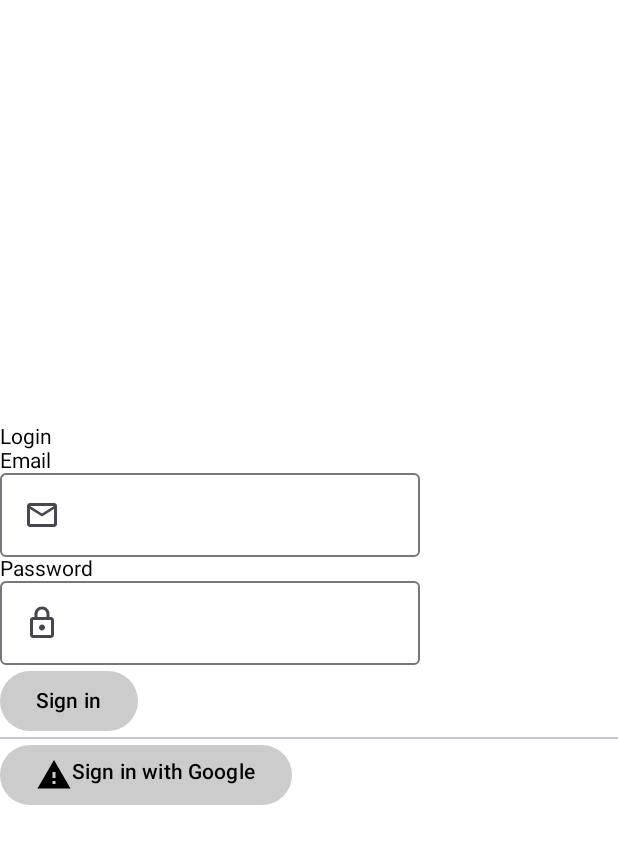
After one commit to itsivag/Blibberly_Android, an Android app built with Jetpack Compose: the @Preview function LoginScreen, on a phone screen of 412 x 824 dp. The commit adds this screen. Shown: the top 844 px of the screen. Run offline under Robolectric (Android 15) with nearby library versions, the phone set to English and light mode, and no system bars; libraries missing offline, so code that uses them is left out: io.github.jan.supabase.

Commit message:
added supabase

```diff
--- /dev/null
+++ b/app/src/main/java/com/superbeta/blibberly/auth/login/LoginScreen.kt
@@ -0,0 +1,109 @@
+package com.superbeta.blibberly.auth.login
+
+import androidx.compose.foundation.layout.Arrangement
+import androidx.compose.foundation.layout.Column
+import androidx.compose.foundation.layout.Row
+import androidx.compose.foundation.layout.fillMaxSize
+import androidx.compose.material.icons.Icons
+import androidx.compose.material.icons.filled.MailOutline
+import androidx.compose.material.icons.filled.Warning
+import androidx.compose.material.icons.outlined.Lock
+import androidx.compose.material3.Button
+import androidx.compose.material3.ButtonDefaults
+import androidx.compose.material3.Divider
+import androidx.compose.material3.Icon
+import androidx.compose.material3.OutlinedTextField
+import androidx.compose.material3.Text
+import androidx.compose.runtime.Composable
+import androidx.compose.runtime.LaunchedEffect
+import androidx.compose.runtime.getValue
+import androidx.compose.runtime.mutableStateOf
+import androidx.compose.runtime.remember
+import androidx.compose.runtime.rememberCoroutineScope
+import androidx.compose.runtime.setValue
+import androidx.compose.ui.Alignment
+import androidx.compose.ui.Modifier
+import androidx.compose.ui.graphics.Color
+import androidx.compose.ui.text.input.TextFieldValue
+import androidx.compose.ui.tooling.preview.Preview
+import com.superbeta.blibberly.utils.SupabaseInstance.supabase
+import io.github.jan.supabase.gotrue.auth
+import io.github.jan.supabase.gotrue.providers.builtin.Email
+import kotlinx.coroutines.launch
+
+@Preview(showBackground = true, showSystemUi = true)
+@Composable
+fun LoginScreen() {
+    var userEmail by remember {
+        mutableStateOf(
+            TextFieldValue()
+        )
+    }
+
+    var userPassword by remember {
+        mutableStateOf(
+            TextFieldValue()
+        )
+    }
+
+
+    Column(
+        horizontalAlignment = Alignment.Start,
+        verticalArrangement = Arrangement.Center,
+        modifier = Modifier.fillMaxSize()
+    ) {
+        Text(text = "Login")
+
+        Text(text = "Email")
+        OutlinedTextField(value = userEmail, onValueChange = {
+            userEmail = it
+        }, prefix = { Icon(imageVector = Icons.Default.MailOutline, contentDescription = "Email") })
+
+        Text(text = "Password")
+        OutlinedTextField(value = userPassword, onValueChange = {
+            userPassword = it
+        }, prefix = { Icon(imageVector = Icons.Outlined.Lock, contentDescription = "Password") })
+
+        val c = rememberCoroutineScope()
+        Button(
+            onClick = {
+                // Launch a coroutine to call the signInWithEmail function
+                c.launch {
+                    signInWithEmail(userEmail.text, userPassword.text)
+                }
+            },
+            colors = ButtonDefaults.buttonColors(
+                containerColor = Color.LightGray,
+                contentColor = Color.Black
+            )
+        ) {
+            Text(text = "Sign in")
+        }
+
+        Divider()
+
+        Button(
+            onClick = { /*TODO*/ },
+            colors = ButtonDefaults.buttonColors(
+                containerColor = Color.LightGray,
+                contentColor = Color.Black
+            )
+        ) {
+            Row {
+                Icon(
+                    imageVector = Icons.Default.Warning,
+                    contentDescription = "Sign in with Google"
+                )
+                Text(text = "Sign in with Google")
+            }
+        }
+
+    }
+}
+
+suspend fun signInWithEmail(userEmail: String, userPassword: String) {
+    val user = supabase.auth.signUpWith(Email) {
+        email = userEmail
+        password = userPassword
+    }
+}
--- a/build.gradle.kts
+++ b/build.gradle.kts
@@ -2,4 +2,6 @@
 plugins {
     alias(libs.plugins.androidApplication) apply false
     alias(libs.plugins.jetbrainsKotlinAndroid) apply false
+    alias(libs.plugins.google.services) apply false
+    alias(libs.plugins.devtools.ksp) apply false
 }
```
Also changed, not shown: app/build.gradle.kts (+19 -0 lines), app/src/main/java/com/superbeta/blibberly/MainActivity.kt (+11 -1 lines), app/src/main/java/com/superbeta/blibberly/auth/register/RegisterScreen.kt (added, +8 -0 lines), app/src/main/java/com/superbeta/blibberly/navigation/BlibberlyNavHost.kt (added, +27 -0 lines), app/src/main/java/com/superbeta/blibberly/utils/SupabaseInstance.kt (added, +15 -0 lines), gradle/libs.versions.toml (+13 -0 lines).
